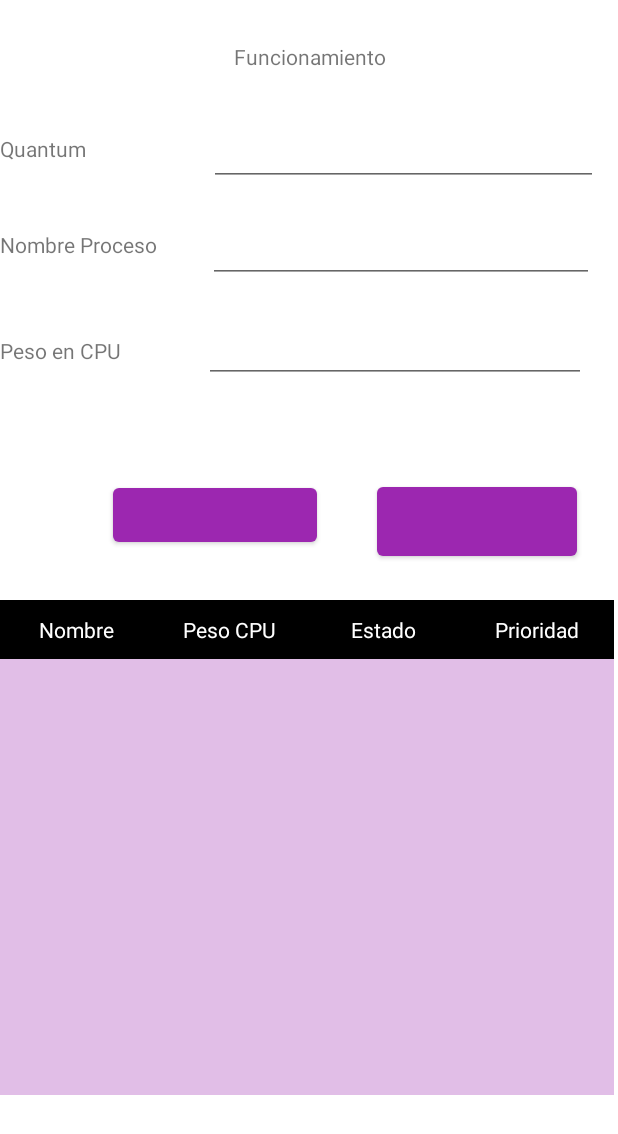
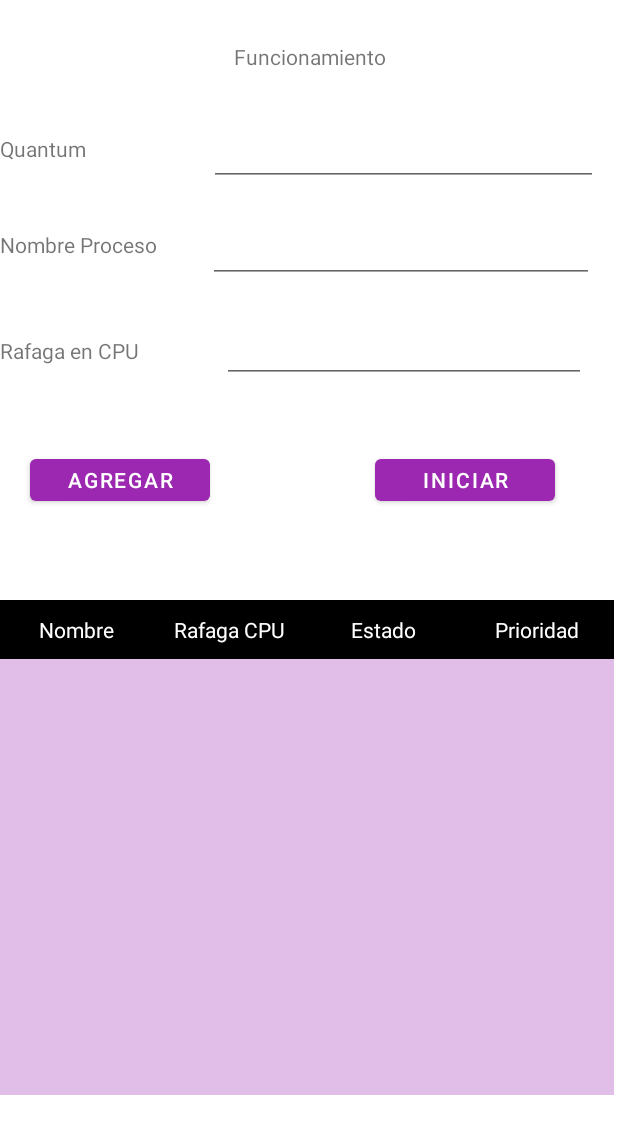
Before and after one commit to JulianSar18/round_robin, an Android app: the Activity_funcion screen opened directly, with no data from a screen before it, on a phone screen of 412 x 824 dp. Shown: the top 1134 px of the screen. Run offline under Robolectric (Android 15) with nearby library versions, the light colour scheme and no system bars.

Commit message:
Proyecto finalizado

```diff
--- a/app/src/main/java/com/roundrobin/app/Activity_funcion.java
+++ b/app/src/main/java/com/roundrobin/app/Activity_funcion.java
@@ -55,10 +55,13 @@ public class Activity_funcion extends AppCompatActivity {
             @Override
             public void run() {
                 int quantumP = Integer.parseInt(quantum.getText().toString());
+                do {
+                    try {
+
                         runOnUiThread(new Runnable() {
                             @Override
                             public void run() {
-                        do {
+
                                 ModeloProceso proceso = procesos.get(0);
                                 if (proceso.getPeso() > 0) {
                                     procesos.get(0);
@@ -74,14 +77,19 @@ public class Activity_funcion extends AppCompatActivity {
                                         procesos.get(0).setEstado(2);
                                         contadorTerminado++;
                                     }
-                            }else{
+                                } else {
                                     procesos.remove(0);
                                     procesos.add(proceso);
                                 }
                                 dibujarTable(procesos);
-                        }while(contadorTerminado < procesos.size());
+
                             }
                         });
+                        Thread.sleep(2000);
+                    } catch (InterruptedException e) {
+                        e.printStackTrace();
+                    }
+                }while(contadorTerminado < procesos.size());
             }
         }.start();
     }
--- a/app/src/main/res/layout/activity_funcion.xml
+++ b/app/src/main/res/layout/activity_funcion.xml
@@ -17,7 +17,7 @@
         android:layout_marginTop="20dp"
         android:layout_marginEnd="131dp"
         android:gravity="center"
-        android:text="Funcionamiento" />
+        android:text="@string/Titulo3" />
 
     <TableLayout
         android:layout_width="409dp"
@@ -133,7 +133,7 @@
         android:layout_height="wrap_content"
         android:layout_below="@+id/textView11"
         android:layout_marginTop="51dp"
-        android:text="Peso en CPU" />
+        android:text="Rafaga en CPU" />
 
     <EditText
         android:id="@+id/TXTnumberPeso"
@@ -149,27 +149,20 @@
         android:inputType="number" />
 
     <Button
-        android:id="@+id/Agregar"
-        android:layout_width="136dp"
-        android:layout_height="wrap_content"
-        android:layout_below="@+id/TXTnumberPeso"
-        android:layout_alignParentStart="true"
-        android:layout_marginStart="75dp"
-        android:layout_marginTop="64dp"
-        android:layout_marginBottom="56dp"
+        android:layout_width="120dp"
+        android:layout_height="40dp"
+        android:layout_marginStart="20dp"
+        android:layout_marginTop="300dp"
         android:onClick="btnAgregar"
-        tools:text="@string/titulo1" />
+        android:text="@string/Agregar" />
 
     <Button
-        android:id="@+id/button2"
-        android:layout_width="133dp"
-        android:layout_height="58dp"
-        android:layout_below="@+id/TXTnumberPeso"
-        android:layout_marginStart="40dp"
-        android:layout_marginTop="63dp"
-        android:layout_toEndOf="@+id/Agregar"
+        android:layout_width="120dp"
+        android:layout_height="40dp"
+        android:layout_marginStart="250dp"
+        android:layout_marginTop="300dp"
         android:onClick="btnIniciar"
-        tools:text="comenzar" />
+        android:text="@string/Iniciar" />
 
 
 </RelativeLayout>
--- a/app/src/main/res/values/strings.xml
+++ b/app/src/main/res/values/strings.xml
@@ -15,7 +15,10 @@
     <string name="miller">Miller A. Barahona Hernandez - 20182578039</string>
     <string name="marlon">Marlon S. Castaño Merida - 20182578124</string>
     <string name="Name">Nombre</string>
-    <string name="Peso">Peso CPU</string>
+    <string name="Peso">Rafaga CPU</string>
     <string name="Estado">Estado</string>
     <string name="Prioridad">Prioridad</string>
+    <string name="Titulo3">Funcionamiento</string>
+    <string name="Agregar">Agregar</string>
+    <string name="Iniciar">Iniciar</string>
 </resources>
```
Lines whose indentation alone changed are shown as unchanged.
